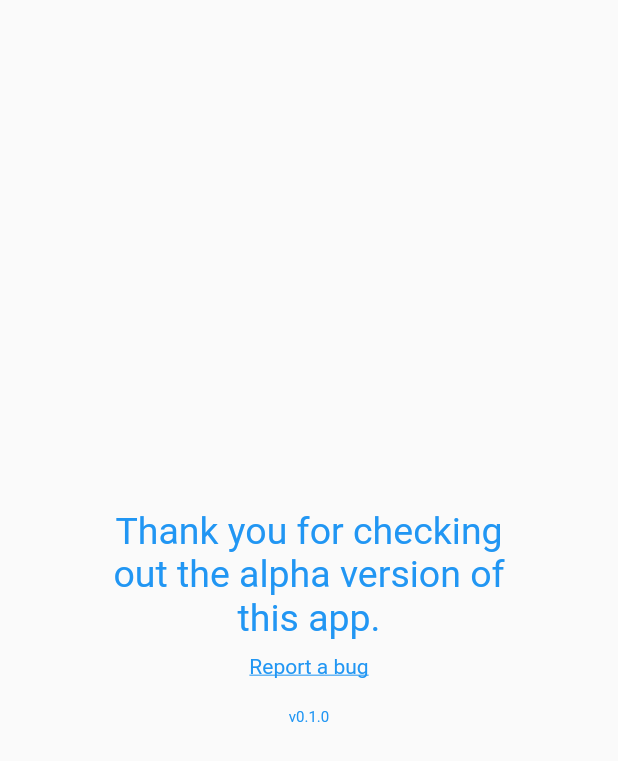
After one commit to rovati/exp-app, a Flutter app: the screen it shows after launch, after a tap on the "info outline" icon, on a phone screen of 412 x 824 dp. The commit adds this screen. Shown: the top 761 px of the screen. Run offline on Flutter 3.47's test engine with Material 2 defaults, Android fonts, the phone set to English and light mode, and no system bars; our stand-ins replace package_info, page_transition, shared_preferences.

Commit message:
Add Info screen

```diff
--- a/exp_app/lib/screen/ExpenseScreen.dart
+++ b/exp_app/lib/screen/ExpenseScreen.dart
@@ -6,7 +6,10 @@ import 'package:exp/model/ExpenseList.dart';
 import 'package:exp/widget/ExpenseTile.dart';
 import 'package:exp/widget/NewEntryDialog.dart';
 import 'package:flutter/material.dart';
+import 'package:page_transition/page_transition.dart';
 import 'package:provider/provider.dart';
+
+import 'InfoScreen.dart';
 
 class ExpenseScreen extends StatefulWidget {
   const ExpenseScreen({Key? key, required this.title}) : super(key: key);
@@ -62,6 +65,8 @@ class _ExpenseScreenState extends State<ExpenseScreen> {
                     ),
                     child: Column(
                       children: [
+                        Stack(
+                          children: [
                             const Center(
                               child: Padding(
                                 padding: EdgeInsets.symmetric(vertical: 15),
@@ -73,6 +78,24 @@ class _ExpenseScreenState extends State<ExpenseScreen> {
                                       fontWeight: FontWeight.bold),
                                 ),
                               ),
+                            ),
+                            Align(
+                              alignment: Alignment.centerRight,
+                              child: IconButton(
+                                onPressed: () {
+                                  Navigator.push(
+                                    context,
+                                    PageTransition(
+                                      type: PageTransitionType.fade,
+                                      child: InfoScreen(),
+                                    ),
+                                  );
+                                },
+                                icon: const Icon(Icons.info_outline),
+                                color: Colors.white,
+                              ),
+                            )
+                          ],
                         ),
                         const Text(
                           "TOTAL",
--- a/exp_app/lib/screen/HomeScreen.dart
+++ b/exp_app/lib/screen/HomeScreen.dart
@@ -1,6 +1,8 @@
 import 'package:exp/screen/ExpenseScreen.dart';
 import 'package:flutter/material.dart';
 import 'package:page_transition/page_transition.dart';
+
+import 'InfoScreen.dart';
 
 class HomeScreen extends StatefulWidget {
   const HomeScreen({Key? key, required this.title}) : super(key: key);
@@ -39,6 +41,8 @@ class _HomeScreenState extends State<HomeScreen> {
                     ),
                     child: Column(
                       children: [
+                        Stack(
+                          children: [
                             const Center(
                               child: Padding(
                                 padding: EdgeInsets.symmetric(vertical: 15),
@@ -50,6 +54,24 @@ class _HomeScreenState extends State<HomeScreen> {
                                       fontWeight: FontWeight.bold),
                                 ),
                               ),
+                            ),
+                            Align(
+                              alignment: Alignment.centerRight,
+                              child: IconButton(
+                                onPressed: () {
+                                  Navigator.push(
+                                    context,
+                                    PageTransition(
+                                      type: PageTransitionType.fade,
+                                      child: InfoScreen(),
+                                    ),
+                                  );
+                                },
+                                icon: const Icon(Icons.info_outline),
+                                color: Colors.white,
+                              ),
+                            )
+                          ],
                         ),
                         const Text(
                           "TOTAL",
--- /dev/null
+++ b/exp_app/lib/screen/InfoScreen.dart
@@ -0,0 +1,68 @@
+import 'package:flutter/gestures.dart';
+import 'package:flutter/material.dart';
+import 'package:package_info/package_info.dart';
+import 'package:url_launcher/url_launcher.dart';
+
+class InfoScreen extends StatelessWidget {
+  InfoScreen({Key? key}) : super(key: key);
+
+  final Future<String> _version =
+      PackageInfo.fromPlatform().then((info) => info.version);
+  final _bugReportLink = 'https://github.com/rovati/exp-app/issues';
+
+  @override
+  Widget build(BuildContext context) {
+    return Scaffold(
+      body: Center(
+        child: Container(
+          width: MediaQuery.of(context).size.width * 0.66,
+          child: Column(
+            mainAxisAlignment: MainAxisAlignment.center,
+            crossAxisAlignment: CrossAxisAlignment.center,
+            children: [
+              const Text(
+                'Thank you for checking out the alpha version of this app.',
+                textAlign: TextAlign.center,
+                style: TextStyle(fontSize: 25, color: Colors.blue),
+              ),
+              Padding(
+                padding: const EdgeInsets.only(top: 10),
+                child: RichText(
+                  text: TextSpan(
+                    text: 'Report a bug',
+                    style: const TextStyle(
+                        decoration: TextDecoration.underline,
+                        color: Colors.blue),
+                    recognizer: new TapGestureRecognizer()
+                      ..onTap = () {
+                        launch(_bugReportLink);
+                      },
+                  ),
+                ),
+              ),
+              Padding(
+                padding: const EdgeInsets.only(top: 20),
+                child: FutureBuilder<String>(
+                  future: _version,
+                  builder: (context, snapshot) {
+                    var version = 'retreiving app version...';
+                    if (snapshot.hasData) {
+                      version = 'v' + snapshot.data!;
+                    }
+                    if (snapshot.hasError) {
+                      version = 'failed to retreive the app version';
+                    }
+                    return Text(
+                      version,
+                      style: const TextStyle(fontSize: 10, color: Colors.blue),
+                    );
+                  },
+                ),
+              ),
+            ],
+          ),
+        ),
+      ),
+    );
+  }
+}
--- a/exp_app/pubspec.yaml
+++ b/exp_app/pubspec.yaml
@@ -15,7 +15,7 @@ publish_to: 'none' # Remove this line if you wish to publish to pub.dev
 # In iOS, build-name is used as CFBundleShortVersionString while build-number used as CFBundleVersion.
 # Read more about iOS versioning at
 # https://developer.apple.com/library/archive/documentation/General/Reference/InfoPlistKeyReference/Articles/CoreFoundationKeys.html
-version: 1.0.0+1
+version: 0.1.0+1
 
 environment:
   sdk: ">=2.15.1 <3.0.0"
@@ -39,6 +39,8 @@ dependencies:
   intl: ^0.17.0
   path_provider: ^2.0.8
   shared_preferences: ^2.0.6
+  package_info: ^2.0.2
+  url_launcher: ^6.0.17
 
 dev_dependencies:
   flutter_test:
```
Also changed, not shown: exp_app/pubspec.lock. Lines whose indentation alone changed are shown as unchanged.
